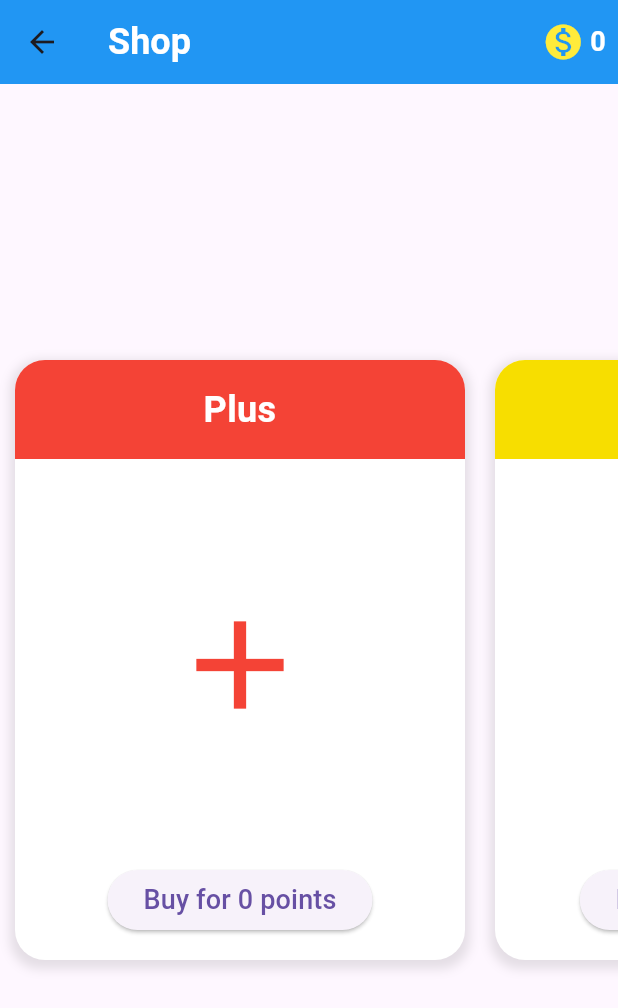
After one commit to dylcarinc/click_plus_plus, a Flutter app: the screen it shows once a user with an empty profile is signed in, after a tap on the "store" icon, on a phone screen of 412 x 824 dp. The commit adds this screen. Shown: the top 1008 px of the screen. Run offline on Flutter 3.47's test engine with Material 3 defaults, Android fonts, the phone set to English and light mode, and no system bars; our stand-ins replace cloud_firestore, firebase_auth, firebase_core; missing offline and left inert: firebase_ui_auth; accounts and stored records are empty.

Commit message:
Added Store

```diff
--- a/lib/app properties/Pages/home.dart
+++ b/lib/app properties/Pages/home.dart
@@ -1,6 +1,9 @@
 
 import 'dart:async';
+import 'dart:async';
+import 'dart:core';
 import 'dart:math';
+import 'package:click_plus_plus/app%20properties/Pages/store.dart';
 import 'package:click_plus_plus/app%20properties/theme_provider.dart';
 import 'package:click_plus_plus/widgets/custom_animated_icon.dart';
 import 'package:flutter/material.dart';
@@ -19,6 +22,7 @@ class HomeScreen extends StatefulWidget {
 }
 
 class _HomeScreenState extends State<HomeScreen> {
+  int _selectedIndex = 0;
   DateTime _dateTime = DateTime.now();
   int _lastClick = 0;
   int colorIndex = 0;
@@ -29,6 +33,26 @@ class _HomeScreenState extends State<HomeScreen> {
   String _name = "";
   double size = 240;
   double margin = 20;
+
+  //add
+  CustomAnimatedIcon currentAnimation = CustomAnimatedIcon(color: Colors.red, name: "Plus", shape: Icons.add, price: 0,purchased: true,);
+  List<CustomAnimatedIcon> purchasedAnimations = [];
+
+  //add
+  final List<CustomAnimatedIcon> allAnimations = [
+    CustomAnimatedIcon(color: Colors.red, name: "Plus", shape: Icons.add, price: 0,purchased: true,),
+    CustomAnimatedIcon(color: const Color.fromARGB(255, 247, 222, 0), name: "Sparkles", shape: Icons.auto_awesome, price: 50,purchased: false),
+    CustomAnimatedIcon(color: const Color.fromARGB(255, 0, 208, 255), name: "Bubbles", shape: Icons.bubble_chart_outlined, price: 100,purchased: false),
+    CustomAnimatedIcon(color: Colors.pink, name: "Heart", shape: Icons.favorite, price: 300,purchased: false),
+    CustomAnimatedIcon(color: Colors.green, name: "Fart", shape: Icons.air, price: 500,purchased: false,),
+    CustomAnimatedIcon(color: Colors.grey, name: "Apple enjoyer", shape: Icons.apple, price: 1000,purchased: false,),
+    CustomAnimatedIcon(color: Color.fromARGB(255, 61, 220, 132), name: "Android enjoyer", shape: Icons.android, price: 1000,purchased: false,),
+    CustomAnimatedIcon(color: Colors.yellow, name: "Happy", shape: Icons.sentiment_satisfied_alt_outlined, price: 2000,purchased: false),
+    CustomAnimatedIcon(color: const Color.fromARGB(255, 40, 33, 243), name: "Sad", shape: Icons.sentiment_dissatisfied_outlined, price: 2000,purchased: false),
+    CustomAnimatedIcon(color: Colors.purple, name: "Gamer", shape: Icons.sports_esports, price: 5000,purchased: false),
+
+
+  ];
 
   List<Color> colors = [
     Colors.black,
@@ -44,10 +68,14 @@ class _HomeScreenState extends State<HomeScreen> {
 
   Timer _resetTimer = Timer(Duration.zero, (){});
   late Timer _colorTimer;
+
+
+
   @override
   void initState() {
     super.initState();
     _colorTimer = Timer.periodic(const Duration(milliseconds: 50), nextColor);
+    _loadPurchasedAnimations();
     _loadScore();
     _getName();
     stackChildren = [
@@ -98,18 +126,21 @@ class _HomeScreenState extends State<HomeScreen> {
   }
 
 
-  void nextColor(Timer timer) async{
-    setState(() {
-      if(currentMultiplier > 1) {
-        colorIndex = colorIndex + 1;
-        if(colorIndex >= colors.length) {
-          colorIndex = 1;
-        }
-      } else {
-        colorIndex = 0;
-      }
-    });
+
+Future<void> _loadPurchasedAnimations() async {
+  final user = firebase.authInstance.currentUser;
+  if (user != null) {
+    final doc = await firebase.firestoreInstance.collection('users').doc(user.uid).get();
+    if (doc.exists && doc.data()?['purchasedAnimations'] != null) {
+      List<String> purchasedNames = List<String>.from(doc.data()?['purchasedAnimations']);
+      setState(() {
+        purchasedAnimations = allAnimations.where((icon) => purchasedNames.contains(icon.name)).toList();
+      });
+    }
   }
+}
+
+
   Future<void> _loadScore() async {
     final user = firebase.authInstance.currentUser;
     if (user != null) {
@@ -197,6 +228,38 @@ class _HomeScreenState extends State<HomeScreen> {
     }
   }
 
+  void _updateAnimation(CustomAnimatedIcon newAnimation) {
+    setState(() {
+      currentAnimation = newAnimation;
+    });
+  }
+
+  void _updatePoints(int amount) {
+    setState(() {
+      _score += amount;
+    });
+  }
+
+  void _purchaseAnimation(CustomAnimatedIcon animation) {
+    if (!purchasedAnimations.contains(animation)) {
+      setState(() {
+        purchasedAnimations.add(animation);
+      });
+    }
+  }
+
+  void nextColor(Timer timer) async{
+    setState(() {
+      if(currentMultiplier > 1) {
+        colorIndex = colorIndex + 1;
+        if(colorIndex >= colors.length) {
+          colorIndex = 1;
+        }
+      } else {
+        colorIndex = 0;
+      }
+    });}
+
   void _spawnIcon() {
     int _size = size.toInt();
     int _margin = margin.toInt();
@@ -234,16 +297,38 @@ class _HomeScreenState extends State<HomeScreen> {
     int a = random.nextInt(10);
     if (a > 5) {
       stackChildren.add(Positioned(
-          top: random_y, left: random_x, child: CustomAnimatedIcon()));
+          top: random_y, left: random_x, child: currentAnimation));
     } else {
       stackChildren.add(Positioned(
-          bottom: random_y, right: random_x, child: CustomAnimatedIcon()));
+          bottom: random_y, right: random_x, child: currentAnimation));
     }
+
+
+
   }
 
   @override
   Widget build(BuildContext context) {
     return Scaffold(
+      floatingActionButton: FloatingActionButton(
+        onPressed: () {
+          Navigator.push(
+            context,
+            MaterialPageRoute(
+              builder: (context) => Store(
+                onIconUpdate: _updateAnimation,
+                points: _score,
+                onPointUpdate: _updatePoints,
+                onPurchase: _purchaseAnimation,
+                purchasedIcons: purchasedAnimations,
+                allIcons: allAnimations,
+              ),
+            ),
+          );
+        },
+        child: Icon(Icons.store), // Optional: Add an icon for clarity
+      ),
+
       backgroundColor: Theme.of(context).colorScheme.surface,
       appBar: AppBar(
         title: const Text('Home'),
@@ -325,6 +410,7 @@ class _HomeScreenState extends State<HomeScreen> {
           ],
         ),
       ),
+
     );
   }
 }
--- /dev/null
+++ b/lib/app properties/Pages/store.dart
@@ -0,0 +1,129 @@
+import 'package:click_plus_plus/firebase_interface.dart';
+import 'package:click_plus_plus/widgets/animation_purchasing_widget.dart';
+import 'package:click_plus_plus/widgets/custom_animated_icon.dart';
+import 'package:cloud_firestore/cloud_firestore.dart';
+import 'package:flutter/material.dart';
+
+class Store extends StatefulWidget {
+  final Function(CustomAnimatedIcon) onIconUpdate;
+  final Function(int) onPointUpdate;
+  final Function(CustomAnimatedIcon) onPurchase;
+  final int points;
+  final List<CustomAnimatedIcon> purchasedIcons;
+  final List<CustomAnimatedIcon> allIcons;
+
+  const Store({
+    Key? key,
+    required this.onIconUpdate,
+    required this.points,
+    required this.onPointUpdate,
+    required this.onPurchase,
+    required this.purchasedIcons,
+    required this.allIcons,
+  }) : super(key: key);
+
+  @override
+  _StoreState createState() => _StoreState();
+}
+
+class _StoreState extends State<Store> {
+  late int _currentPoints;
+
+  @override
+  void initState() {
+    super.initState();
+    _currentPoints = widget.points;
+  }
+
+  void _handlePurchase(CustomAnimatedIcon icon) {
+    if (_currentPoints >= icon.price) {
+      widget.onPurchase(icon);
+      widget.onIconUpdate(icon);
+      setState(() {
+        _currentPoints -= icon.price;
+      });
+
+      _savePurchasedAnimations();
+    } else {
+      ScaffoldMessenger.of(context).showSnackBar(
+        const SnackBar(
+          content: Text('Not enough coins or already purchased!'),
+        ),
+      );
+    }
+  }
+
+  Future<void> _savePurchasedAnimations() async {
+    final user = firebase.authInstance.currentUser;
+    if (user != null) {
+      List<String> purchasedAnimationNames = widget.purchasedIcons.map((icon) => icon.name).toList();
+      await firebase.firestoreInstance.collection('users').doc(user.uid).set({
+        'purchasedAnimations': purchasedAnimationNames,
+        'points': _currentPoints,
+      }, SetOptions(merge: true));
+    }
+  }
+
+  @override
+  Widget build(BuildContext context) {
+    return Scaffold(
+      appBar: AppBar(
+        backgroundColor: const Color.fromARGB(255, 33, 150, 243),
+        title: const Text(
+          'Shop',
+          style: TextStyle(
+            color: Colors.white,
+            fontSize: 24,
+            fontWeight: FontWeight.bold,
+          ),
+        ),
+        actions: [
+          Padding(
+            padding: const EdgeInsets.all(8.0),
+            child: Row(
+              children: [
+                const Icon(Icons.monetization_on, color: Colors.yellow, size: 28),
+                const SizedBox(width: 4),
+                Text(
+                  '$_currentPoints',
+                  style: const TextStyle(
+                    color: Colors.white,
+                    fontSize: 18,
+                    fontWeight: FontWeight.bold,
+                  ),
+                ),
+              ],
+            ),
+          ),
+        ],
+      ),
+      body: Column(
+        children: [
+          Expanded(
+            child: ListView.builder(
+              scrollDirection: Axis.horizontal,
+              itemCount: widget.allIcons.length,
+              itemBuilder: (context, index) {
+                final icon = widget.allIcons[index];
+                return AnimationPurchasingWidget(
+                  icon: icon,
+                  isPurchased: widget.purchasedIcons.contains(icon),
+                  onPurchase: () {
+                    _handlePurchase(icon);
+                  },
+                  onEquip: () {
+                    widget.onIconUpdate(icon);
+                    ScaffoldMessenger.of(context).showSnackBar(
+                      SnackBar(content: Text('${icon.name} equipped!')),
+                    );
+                  },
+                  points: _currentPoints,
+                );
+              },
+            ),
+          ),
+        ],
+      ),
+    );
+  }
+}
--- /dev/null
+++ b/lib/widgets/animation_purchasing_widget.dart
@@ -0,0 +1,95 @@
+import 'package:click_plus_plus/widgets/custom_animated_icon.dart';
+import 'package:flutter/material.dart';
+
+class AnimationPurchasingWidget extends StatelessWidget {
+  final CustomAnimatedIcon icon;
+  final bool isPurchased;
+  final VoidCallback onPurchase;
+  final VoidCallback onEquip;
+  final int points;
+
+  const AnimationPurchasingWidget({
+    super.key,
+    required this.icon,
+    required this.isPurchased,
+    required this.onPurchase,
+    required this.onEquip,
+    required this.points,
+  });
+
+  @override
+  Widget build(BuildContext context) {
+    return Center(
+      child: Column(
+        mainAxisAlignment: MainAxisAlignment.center,
+        children: [
+          Container(
+            width: 300,
+            height: 400,
+            margin: const EdgeInsets.all(10),
+            decoration: BoxDecoration(
+              color: Colors.white,
+              borderRadius: BorderRadius.circular(20),
+              boxShadow: [
+                BoxShadow(
+                  color: Colors.black.withOpacity(0.1),
+                  spreadRadius: 3,
+                  blurRadius: 5,
+                  offset: const Offset(0, 3),
+                ),
+              ],
+            ),
+            child: Column(
+              children: [
+                Container(
+                  width: double.infinity,
+                  padding: const EdgeInsets.all(16.0),
+                  decoration: BoxDecoration(
+                    color: icon.color,
+                    borderRadius: const BorderRadius.only(
+                      topLeft: Radius.circular(20),
+                      topRight: Radius.circular(20),
+                    ),
+                  ),
+                  child: Text(
+                    icon.name,
+                    textAlign: TextAlign.center,
+                    style: const TextStyle(
+                      color: Colors.white,
+                      fontSize: 24,
+                      fontWeight: FontWeight.bold,
+                    ),
+                  ),
+                ),
+
+                const SizedBox(height: 20),
+
+                Expanded(
+                  child: Center(
+                    child: Icon(
+                      icon.shape,
+                      size: 100,
+                      color: icon.color,
+                    ),
+                  ),
+                ),
+                Padding(
+                  padding: const EdgeInsets.all(16.0),
+                  child: ElevatedButton(
+                    onPressed: isPurchased ? onEquip : onPurchase,
+                    child: Text(
+                      isPurchased
+                          ? 'Equip'
+                          : 'Buy for ${icon.price} points',
+                      style: const TextStyle(fontSize: 18),
+                    ),
+                  ),
+                ),
+              ],
+            ),
+          ),
+        ],
+      ),
+    );
+  }
+}
--- a/pubspec.yaml
+++ b/pubspec.yaml
@@ -4,7 +4,7 @@ description: "A new Flutter project."
 # pub.dev using `flutter pub publish`. This is preferred for private packages.
 publish_to: 'none' # Remove this line if you wish to publish to pub.dev
 
-# The following defines the version and build number for your application.
+# The following defines the version and build number for your application
 # A version number is three numbers separated by dots, like 1.2.43
 # followed by an optional build number separated by a +.
 # Both the version and the builder number may be overridden in flutter
```
Also changed, not shown: lib/widgets/custom_animated_icon.dart (+18 -1 lines).
